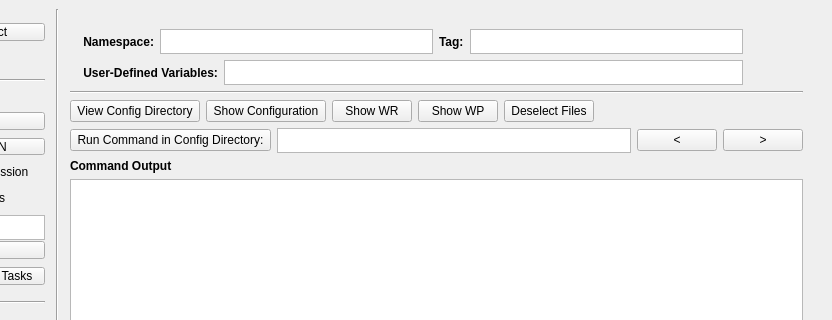
Above: yellowdog_cli/commander/commander.ui from yellowdog/yellowdog-cli before the change; both pictures show x 232 to 1064 and y 0 to 320 of the 1064 by 720 pixel window. Below: the same form after it.
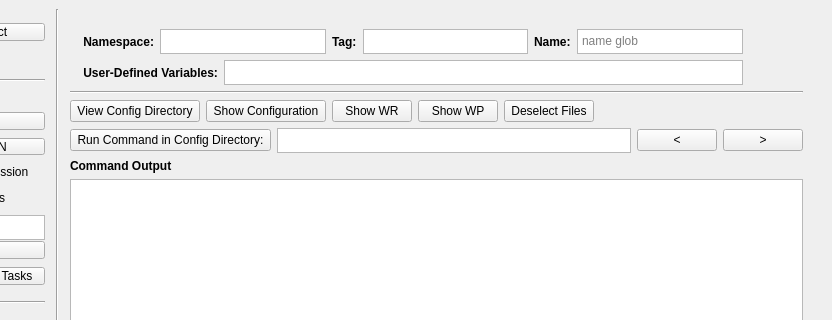
That is the form after the change. Icons and pictures are not drawn.

Commit message: yd-commander: add name glob override for cancel/shutdown/terminate

```diff
--- a/yellowdog_cli/commander/commander.ui
+++ b/yellowdog_cli/commander/commander.ui
@@ -583,7 +583,7 @@
            <number>10</number>
           </property>
           <item>
-           <layout class="QHBoxLayout" name="horizontalLayout_8" stretch="0,0,0,0">
+           <layout class="QHBoxLayout" name="horizontalLayout_8" stretch="0,0,0,0,0,0">
             <property name="topMargin">
              <number>0</number>
             </property>
@@ -655,6 +655,43 @@
               </property>
              </widget>
             </item>
+            <item>
+             <widget class="QLabel" name="label_name_glob">
+              <property name="font">
+               <font>
+                <bold>true</bold>
+               </font>
+              </property>
+              <property name="text">
+               <string>Name:</string>
+              </property>
+             </widget>
+            </item>
+            <item>
+             <widget class="QPlainTextEdit" name="name_glob_override">
+              <property name="sizePolicy">
+               <sizepolicy hsizetype="Expanding" vsizetype="Fixed">
+                <horstretch>0</horstretch>
+                <verstretch>0</verstretch>
+               </sizepolicy>
+              </property>
+              <property name="maximumSize">
+               <size>
+                <width>16777215</width>
+                <height>25</height>
+               </size>
+              </property>
+              <property name="placeholderText">
+               <string>name glob</string>
+              </property>
+              <property name="verticalScrollBarPolicy">
+               <enum>Qt::ScrollBarPolicy::ScrollBarAlwaysOff</enum>
+              </property>
+              <property name="horizontalScrollBarPolicy">
+               <enum>Qt::ScrollBarPolicy::ScrollBarAlwaysOff</enum>
+              </property>
+             </widget>
+            </item>
            </layout>
           </item>
           <item>
```
The commit also changes 5 other files.
